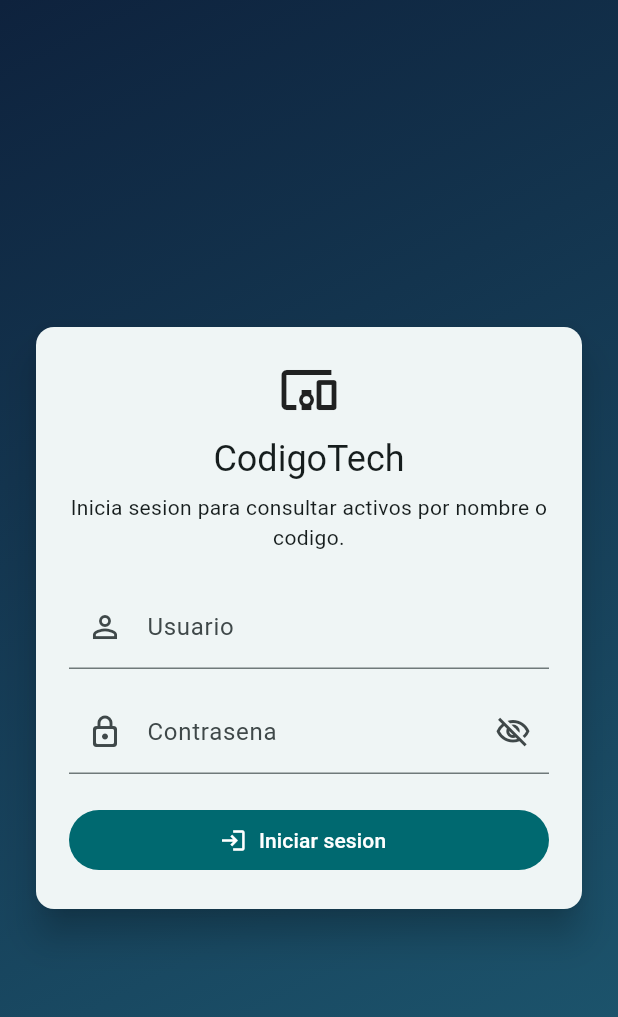
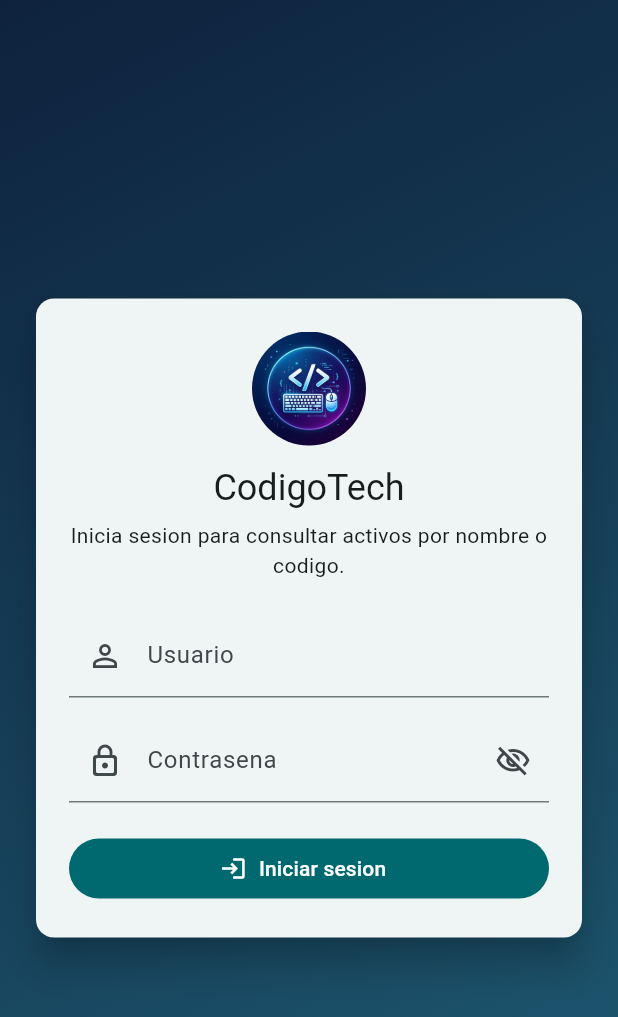
Before and after one commit to DevTech2code/CodigoTech, a Flutter app: the screen it shows after launch, on a phone screen of 412 x 824 dp. Shown: the top 1017 px of the screen. Run offline on Flutter 3.47's test engine with Material 3 defaults, Android fonts, the phone set to English and light mode, and no system bars; our stand-ins replace shared_preferences.

Commit message:
feat: usar logo circular en pantalla de login

```diff
--- a/lib/views/login_page.dart
+++ b/lib/views/login_page.dart
@@ -74,8 +74,18 @@ class _LoginPageState extends State<LoginPage> {
                           child: Column(
                             crossAxisAlignment: CrossAxisAlignment.stretch,
                             children: [
-                              const Icon(Icons.devices_other, size: 40),
-                              const SizedBox(height: 10),
+                              Center(
+                                child: ClipOval(
+                                  child: Image.asset(
+                                    'assets/logo.png',
+                                    width: 76,
+                                    height: 76,
+                                    fit: BoxFit.cover,
+                                    alignment: Alignment.centerLeft,
+                                  ),
+                                ),
+                              ),
+                              const SizedBox(height: 12),
                               Text(
                                 'CodigoTech',
                                 style: Theme.of(
--- a/pubspec.yaml
+++ b/pubspec.yaml
@@ -59,6 +59,9 @@ flutter:
   # the material Icons class.
   uses-material-design: true
 
+  assets:
+    - assets/logo.png
+
   # To add assets to your application, add an assets section, like this:
   # assets:
   #   - images/a_dot_burr.jpeg
```
Also changed, not shown: assets/logo.png (added).
